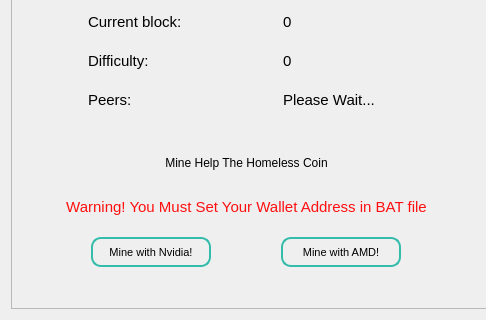
First picture: the form in src/qt/forms/overviewpage.ui, repository HTHcoin/helpthehomelesscoin, before the edit; both pictures show x 0 to 486 and y 394 to 714 of the 1000 by 714 pixel window.
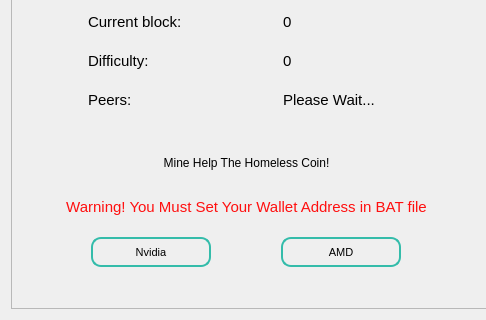
Second picture: the form after the edit.

What changed in the file:
```diff
--- a/src/qt/forms/overviewpage.ui
+++ b/src/qt/forms/overviewpage.ui
@@ -1011,7 +1011,7 @@
 font-size: 11px;</string>
       </property>
       <property name="text">
-       <string>Mine with Nvidia!</string>
+       <string>Nvidia</string>
       </property>
      </widget>
      <widget class="QPushButton" name="pushButton_Mine_AMD">
@@ -1046,7 +1046,7 @@
 font-size: 11px;</string>
       </property>
       <property name="text">
-       <string>Mine with AMD!</string>
+       <string>AMD</string>
       </property>
      </widget>
      <widget class="QLabel" name="labelMine">
@@ -1059,7 +1059,7 @@
        </rect>
       </property>
       <property name="text">
-       <string>Mine Help The Homeless Coin</string>
+       <string>Mine Help The Homeless Coin!</string>
       </property>
       <property name="alignment">
        <set>Qt::AlignCenter</set>
```
Left out of the diff: 4 changed lines with no effect on the pictures.
